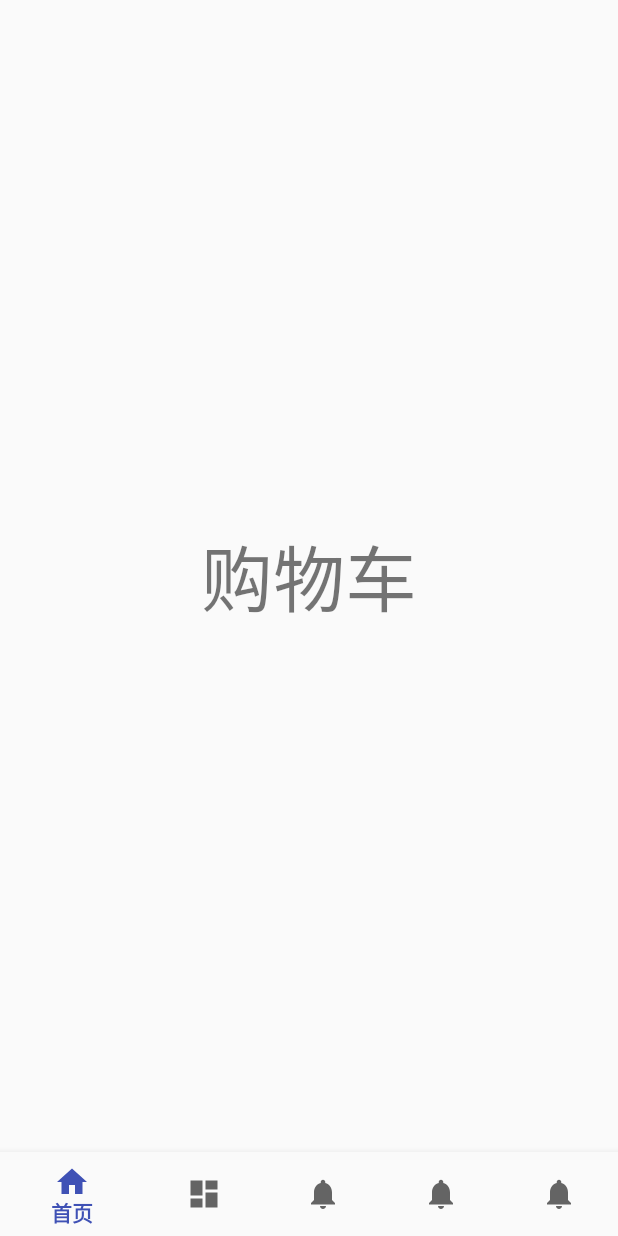
After one commit to hz38957153/Tastes, an Android app: the fragment Fragment_shopping_cart placed in its activity, on a phone screen of 412 x 824 dp. The commit adds this screen. Run offline under Robolectric (Android 15) with nearby library versions, the phone set to English and light mode, and no system bars; 3 statements that could not run were skipped.

Commit message:
完成首页切换

```diff
--- a/app/build.gradle
+++ b/app/build.gradle
@@ -24,8 +24,9 @@ dependencies {
     androidTestCompile('com.android.support.test.espresso:espresso-core:2.2.2', {
         exclude group: 'com.android.support', module: 'support-annotations'
     })
-    compile 'com.android.support:appcompat-v7:24.2.1'
+    compile 'com.android.support:support-v4:25.0.0'
+    compile 'com.android.support:appcompat-v7:25.0.0'
     compile 'com.android.support.constraint:constraint-layout:1.0.2'
-    compile 'com.android.support:design:24.2.1'
+    compile 'com.android.support:design:25.0.0'
     testCompile 'junit:junit:4.12'
 }
--- /dev/null
+++ b/app/src/main/java/com/tt/taste/view/activity/MainssActivity.java
@@ -0,0 +1,135 @@
+package com.tt.taste.view.activity;
+
+import android.os.Bundle;
+import android.support.annotation.NonNull;
+import android.support.design.widget.BottomNavigationView;
+import android.support.v4.app.FragmentManager;
+import android.support.v4.app.FragmentTransaction;
+import android.support.v7.app.AppCompatActivity;
+import android.view.MenuItem;
+
+import com.tt.taste.R;
+import com.tt.taste.view.fragment.Fragment_friends;
+import com.tt.taste.view.fragment.Fragment_home;
+import com.tt.taste.view.fragment.Fragment_mine;
+import com.tt.taste.view.fragment.Fragment_recommend;
+import com.tt.taste.view.fragment.Fragment_shopping_cart;
+
+public class MainssActivity extends AppCompatActivity {
+
+    private FragmentTransaction mFragmentTransaction;
+    private FragmentManager mFragmentManager;
+    private Fragment_home mFragmentHome;
+    private Fragment_recommend mFragmentRecommend;
+    private Fragment_friends mFragmentFriends;
+    private Fragment_shopping_cart mFragmentShoppingCart;
+    private Fragment_mine mFragmentMine;
+
+    private BottomNavigationView.OnNavigationItemSelectedListener mOnNavigationItemSelectedListener
+            = new BottomNavigationView.OnNavigationItemSelectedListener() {
+
+        @Override
+        public boolean onNavigationItemSelected(@NonNull MenuItem item) {
+            switch (item.getItemId()) {
+                case R.id.navigation_home:
+                    showFragment(0);
+                    return true;
+                case R.id.navigation_recommend:
+                    showFragment(1);
+                    return true;
+                case R.id.navigation_friends:
+                    showFragment(2);
+                    return true;
+                case R.id.navigation_shopping_car:
+                    showFragment(3);
+                    return true;
+                case R.id.navigation_mine:
+                    showFragment(4);
+                    return true;
+            }
+            return false;
+        }
+
+    };
+
+    @Override
+    protected void onCreate(Bundle savedInstanceState) {
+        super.onCreate(savedInstanceState);
+        setContentView(R.layout.activity_main);
+
+        BottomNavigationView navigation = (BottomNavigationView) findViewById(R.id.navigation);
+        navigation.setOnNavigationItemSelectedListener(mOnNavigationItemSelectedListener);
+        mFragmentManager = getSupportFragmentManager();
+        showFragment(0);
+    }
+
+
+    private void showFragment(int index){
+        mFragmentTransaction = mFragmentManager.beginTransaction();
+        hideFragment(mFragmentTransaction);
+        switch (index){
+            case 0:
+                if(mFragmentHome==null){
+                    mFragmentHome = new Fragment_home();
+                    mFragmentTransaction.add(R.id.content,mFragmentHome);
+                }
+                else{
+                    mFragmentTransaction.show(mFragmentHome);
+                }
+                break;
+            case 1:
+                if(mFragmentRecommend==null){
+                    mFragmentRecommend = new Fragment_recommend();
+                    mFragmentTransaction.add(R.id.content,mFragmentRecommend);
+                }else{
+                    mFragmentTransaction.show(mFragmentRecommend);
+                }
+                break;
+            case 2:
+                if(mFragmentFriends==null){
+                    mFragmentFriends = new Fragment_friends();
+                    mFragmentTransaction.add(R.id.content,mFragmentFriends);
+                }else{
+                    mFragmentTransaction.show(mFragmentFriends);
+                }
+                break;
+            case 3:
+                if(mFragmentShoppingCart==null){
+                    mFragmentShoppingCart = new Fragment_shopping_cart();
+                    mFragmentTransaction.add(R.id.content,mFragmentShoppingCart);
+                }else{
+                    mFragmentTransaction.show(mFragmentShoppingCart);
+                }
+                break;
+            case 4:
+                if(mFragmentMine==null){
+                    mFragmentMine = new Fragment_mine();
+                    mFragmentTransaction.add(R.id.content,mFragmentMine);
+                }else{
+                    mFragmentTransaction.show(mFragmentMine);
+                }
+                break;
+        }
+        mFragmentTransaction.commit();
+    }
+
+    private void hideFragment(FragmentTransaction fragmentTransaction){
+        if(mFragmentHome!=null){
+            fragmentTransaction.hide(mFragmentHome);
+        }
+        if(mFragmentRecommend!=null){
+            fragmentTransaction.hide(mFragmentRecommend);
+        }
+        if(mFragmentFriends!=null){
+            fragmentTransaction.hide(mFragmentFriends);
+        }
+        if(mFragmentShoppingCart!=null){
+            fragmentTransaction.hide(mFragmentShoppingCart);
+        }
+        if(mFragmentMine!=null){
+            fragmentTransaction.hide(mFragmentMine);
+        }
+
+    }
+
+}
--- /dev/null
+++ b/app/src/main/java/com/tt/taste/view/fragment/Fragment_shopping_cart.java
@@ -0,0 +1,23 @@
+package com.tt.taste.view.fragment;
+
+import android.os.Bundle;
+import android.support.v4.app.Fragment;
+import android.view.LayoutInflater;
+import android.view.View;
+import android.view.ViewGroup;
+
+import com.tt.taste.R;
+
+/**
+ * Created by hz on 2017/8/9.
+ */
+
+public class Fragment_shopping_cart extends Fragment {
+
+    @Override
+    public View onCreateView(LayoutInflater inflater, ViewGroup container, Bundle savedInstanceState) {
+
+        View view = inflater.inflate(R.layout.fragment_shopping_cart,container,false);
+        return view;
+    }
+}
--- /dev/null
+++ b/app/src/main/res/drawable/ic_dashboard_black_24dp.xml
@@ -0,0 +1,9 @@
+<vector xmlns:android="http://schemas.android.com/apk/res/android"
+    android:width="24dp"
+    android:height="24dp"
+    android:viewportHeight="24.0"
+    android:viewportWidth="24.0">
+    <path
+        android:fillColor="#FF000000"
+        android:pathData="M3,13h8L11,3L3,3v10zM3,21h8v-6L3,15v6zM13,21h8L21,11h-8v10zM13,3v6h8L21,3h-8z" />
+</vector>
--- /dev/null
+++ b/app/src/main/res/drawable/ic_home_black_24dp.xml
@@ -0,0 +1,9 @@
+<vector xmlns:android="http://schemas.android.com/apk/res/android"
+    android:width="24dp"
+    android:height="24dp"
+    android:viewportHeight="24.0"
+    android:viewportWidth="24.0">
+    <path
+        android:fillColor="#FF000000"
+        android:pathData="M10,20v-6h4v6h5v-8h3L12,3 2,12h3v8z" />
+</vector>
--- /dev/null
+++ b/app/src/main/res/drawable/ic_notifications_black_24dp.xml
@@ -0,0 +1,9 @@
+<vector xmlns:android="http://schemas.android.com/apk/res/android"
+    android:width="24dp"
+    android:height="24dp"
+    android:viewportHeight="24.0"
+    android:viewportWidth="24.0">
+    <path
+        android:fillColor="#FF000000"
+        android:pathData="M12,22c1.1,0 2,-0.9 2,-2h-4c0,1.1 0.89,2 2,2zM18,16v-5c0,-3.07 -1.64,-5.64 -4.5,-6.32L13.5,4c0,-0.83 -0.67,-1.5 -1.5,-1.5s-1.5,0.67 -1.5,1.5v0.68C7.63,5.36 6,7.92 6,11v5l-2,2v1h16v-1l-2,-2z" />
+</vector>
--- /dev/null
+++ b/app/src/main/res/layout/activity_main.xml
@@ -0,0 +1,28 @@
+<?xml version="1.0" encoding="utf-8"?>
+<LinearLayout xmlns:android="http://schemas.android.com/apk/res/android"
+    xmlns:app="http://schemas.android.com/apk/res-auto"
+    xmlns:tools="http://schemas.android.com/tools"
+    android:id="@+id/container"
+    android:layout_width="match_parent"
+    android:layout_height="match_parent"
+    android:orientation="vertical"
+    tools:context="com.tt.taste.view.activity.MainssActivity">
+
+    <FrameLayout
+        android:id="@+id/content"
+        android:layout_width="match_parent"
+        android:layout_height="0dp"
+        android:layout_weight="1">
+
+
+    </FrameLayout>
+
+    <android.support.design.widget.BottomNavigationView
+        android:id="@+id/navigation"
+        android:layout_width="match_parent"
+        android:layout_height="wrap_content"
+        android:layout_gravity="bottom"
+        android:background="?android:attr/windowBackground"
+        app:menu="@menu/navigation" />
+
+</LinearLayout>
--- /dev/null
+++ b/app/src/main/res/menu/navigation.xml
@@ -0,0 +1,27 @@
+<?xml version="1.0" encoding="utf-8"?>
+<menu xmlns:android="http://schemas.android.com/apk/res/android">
+
+    <item
+        android:id="@+id/navigation_home"
+        android:icon="@drawable/ic_home_black_24dp"
+        android:title="@string/title_home" />
+
+    <item
+        android:id="@+id/navigation_recommend"
+        android:icon="@drawable/ic_dashboard_black_24dp"
+        android:title="@string/title_recommend" />
+
+    <item
+        android:id="@+id/navigation_friends"
+        android:icon="@drawable/ic_notifications_black_24dp"
+        android:title="@string/title_friends" />
+    <item
+        android:id="@+id/navigation_shopping_car"
+        android:icon="@drawable/ic_notifications_black_24dp"
+        android:title="@string/title_shopping_car" />
+    <item
+        android:id="@+id/navigation_mine"
+        android:icon="@drawable/ic_notifications_black_24dp"
+        android:title="@string/title_mine" />
+
+</menu>
--- a/app/src/main/res/values/dimens.xml
+++ b/app/src/main/res/values/dimens.xml
@@ -1,3 +1,6 @@
 <resources>
     <dimen name="fab_margin">16dp</dimen>
+    <!-- Default screen margins, per the Android Design guidelines. -->
+    <dimen name="activity_horizontal_margin">16dp</dimen>
+    <dimen name="activity_vertical_margin">16dp</dimen>
 </resources>
--- a/app/src/main/res/values/strings.xml
+++ b/app/src/main/res/values/strings.xml
@@ -1,4 +1,10 @@
 <resources>
     <string name="app_name">Taste</string>
     <string name="action_settings">Settings</string>
+    <string name="title_activity_main">MainActivity</string>
+    <string name="title_home">首页</string>
+    <string name="title_recommend">好货</string>
+    <string name="title_friends">朋友</string>
+    <string name="title_shopping_car">购物车</string>
+    <string name="title_mine">我的</string>
 </resources>
```
Also changed, not shown: app/src/main/AndroidManifest.xml (+7 -7 lines), app/src/main/java/com/tt/taste/view/activity/MainActivity.java (+24 -1 lines), app/src/main/java/com/tt/taste/view/fragment/Fragment_mine.java (added, +23 -0 lines), app/src/main/java/com/tt/taste/view/fragment/Fragment_recommend.java (added, +23 -0 lines), app/src/main/res/layout/activity_home.xml (+4 -4 lines).
